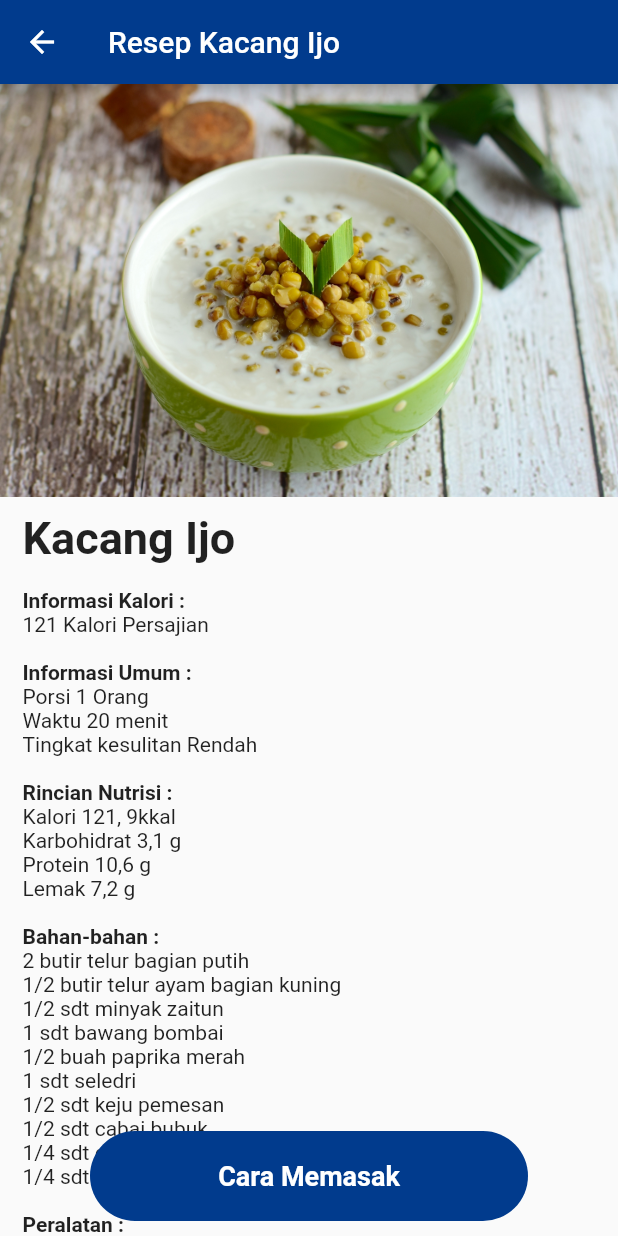
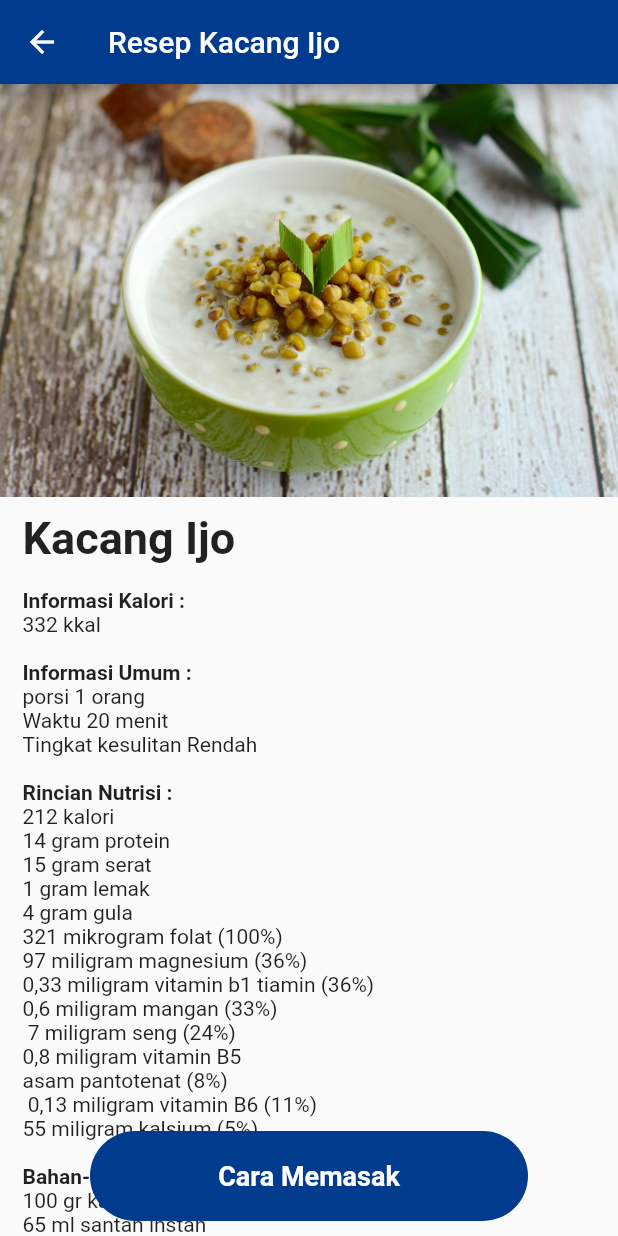
Before and after one commit to zamzamnurahman/bodyGoal-app, a Flutter app: the ResepPage screen opened directly, after a tap on "Kacang Ijo", on a phone screen of 412 x 824 dp. Run offline on Flutter 3.47's test engine with Material 2 defaults, Android fonts, the phone set to English and light mode, and no system bars; Roboto replaces fonts that are missing (Times New Roman).

Commit message:
finish page resep

```diff
--- a/lib/data/resep.dart
+++ b/lib/data/resep.dart
@@ -23,7 +23,7 @@ class ModelResep {
 }
 
 class Resep {
-  static List<ModelResep> getResep() {
+  static List<ModelResep> getResepSarapan() {
     return [
       ModelResep(
           nama: 'Ommelet telur',
@@ -76,40 +76,93 @@ class Resep {
       ModelResep(
           nama: 'Kacang Ijo',
           gambar: 'kacang ijo.jpg',
-        informasiKalori: '121 Kalori Persajian',
+          informasiKalori: '332 kkal',
           informasiUmum: [
-          'Porsi 1 Orang',
+            'porsi 1 orang',
             'Waktu 20 menit',
             'Tingkat kesulitan Rendah',
           ],
           rincianNutrisi: [
-          'Kalori 121, 9kkal',
-          'Karbohidrat 3,1 g',
-          'Protein 10,6 g',
-          'Lemak 7,2 g',
+            '212 kalori',
+            '14 gram protein',
+            '15 gram serat',
+            '1 gram lemak',
+            '4 gram gula',
+            '321 mikrogram folat (100%)',
+            '97 miligram magnesium (36%)',
+            '0,33 miligram vitamin b1 tiamin (36%)',
+            '0,6 miligram mangan (33%)',
+            ' 7 miligram seng (24%)',
+            '0,8 miligram vitamin B5',
+            'asam pantotenat (8%)',
+            ' 0,13 miligram vitamin B6 (11%)',
+            '55 miligram kalsium (5%)'
           ],
           bahanBahan: [
-          '2 butir telur bagian putih',
-          '1/2 butir telur ayam bagian kuning',
-          '1/2 sdt minyak zaitun',
-          '1 sdt bawang bombai',
-          '1/2 buah paprika merah',
-          '1 sdt seledri',
+            '100 gr kacang hijau',
+            '65 ml santan instan',
+            'Selembar daun pandan',
+            'Gula pasir sesuai selera',
+            'Sedikit garam',
+            'Jahe sesuai selera',
             '1/2 sdt keju pemesan',
-          '1/2 sdt cabai bubuk',
-          '1/4 sdt garam',
-          '1/4 sdt merica halus',
+            '650 ml air',
           ],
           peralatan: [
-          'Pisau',
-          'Talenan',
-          'Wajan Tumis',
-          'Spatula',
-          'Kuas',
-          'Kuas',
-          'Mangkuk Stainless (Uk.sedang)',
+            'mangkok',
+            ' sendok',
+            'panci,' ' kompor',
           ],
+          masak: [
+            'Rendam kacang hijau selama 1 jam atau semakin lama lebih baik. Tiriskan kacang hijau.',
+            'Masak air sampai mendidih lalu masukan kacang hijau yang sudah direndam,Kemudian masukan daun pandan dan jahe. Masak dalam air mendidih selama 5 menit. Tutup panci dan matikan api. Diamkan selama 30 menit.',
+            'Nyalakan kembali api dan campurkan santan instan beserta gula pasir. Masak santan instan dan gula pasir selama 7 menit dan aduk terus sambil dicek tingkat kemanisannya.',
+            'Jika sudah pas, matikan api. Bubur kacang hijau siap disajikan.',
+          ],
+          gambarMasak: [
+            'bubur_1.png',
+            'bubur_2.png',
+            'bubur_3.png',
+            'kacang ijo.jpg',
+          ]),
+      ModelResep(
+        nama: 'Nasi Goreng',
+        gambar: 'nasi goreng.jpg',
       )
     ];
   }
+
+  static List<ModelResep>? getResepManis() {
+    return [
+      ModelResep(
+        nama: 'Kue Serabi',
+        gambar: 'serabi.jpg',
+      ),
+      ModelResep(
+        nama: 'klepon',
+        gambar: 'klepon.jpg',
+      ),
+      ModelResep(
+        nama: 'Es Cingcau',
+        gambar: 'cingcau.jpg',
+      ),
+    ];
   }
+
+  static List<ModelResep>? getResep() {
+    return [
+      ModelResep(
+        nama: 'Sate',
+        gambar: 'sate.jpg',
+      ),
+      ModelResep(
+        nama: 'Mie Baso',
+        gambar: 'baso.jpg',
+      ),
+      ModelResep(
+        nama: 'Rujak Buah',
+        gambar: 'rujak.jpg',
+      ),
+    ];
+  }
+}
--- a/lib/homepage_resep.dart
+++ b/lib/homepage_resep.dart
@@ -13,6 +13,8 @@ class ResepPage extends StatefulWidget {
 
 class _ResepPageState extends State<ResepPage> {
   List<ModelResep>? resep = Resep.getResep();
+  List<ModelResep>? resepSarapan = Resep.getResepSarapan();
+  List<ModelResep>? resepManis = Resep.getResepManis();
   @override
   Widget build(BuildContext context) {
     return Scaffold(
@@ -60,15 +62,17 @@ class _ResepPageState extends State<ResepPage> {
             ],
           ),
         ),
-        list_menu(resep),
+        list_menu(resepSarapan, 'Rekomendasi Menu Sarapan'),
+        list_menu(resepManis, 'Rekomendasi  yang suka manis'),
+        listMenu_2(resep, 'Menu Lainnya'),
         const SizedBox(
-          height: 100,
-        )
+          height: 150,
+        ),
       ]),
     );
   }
 
-  Widget list_menu(List? resep) {
+  Widget list_menu(List? resep, String? namaMenu) {
     return Container(
       color: Colors.grey[200],
       child: Column(children: [
@@ -79,8 +83,8 @@ class _ResepPageState extends State<ResepPage> {
               color: Colors.white,
               margin: const EdgeInsets.symmetric(vertical: 5),
               child: ListTile(
-                title: const Text("Rekomendasi Menu Sarapan",
-                    style: TextStyle(fontWeight: FontWeight.bold)),
+                title: Text("$namaMenu",
+                    style: const TextStyle(fontWeight: FontWeight.bold)),
                 trailing: IconButton(
                   icon: const Icon(Icons.arrow_forward_sharp),
                   onPressed: () {},
@@ -125,4 +129,72 @@ class _ResepPageState extends State<ResepPage> {
       ]),
     );
   }
+
+  Widget listMenu_2(List? resep, String? namaMenu) {
+    return Container(
+      color: Colors.grey[200],
+      child: Column(children: [
+        Container(
+          margin: const EdgeInsets.only(top: 5),
+          child: Column(children: [
+            Container(
+              color: Colors.white,
+              margin: const EdgeInsets.symmetric(vertical: 5),
+              child: ListTile(
+                title: Text("$namaMenu",
+                    style: const TextStyle(fontWeight: FontWeight.bold)),
+                trailing: IconButton(
+                  icon: const Icon(Icons.arrow_forward_sharp),
+                  onPressed: () {},
+                ),
+              ),
+            ),
+            Container(
+              color: Colors.white,
+              child: Column(
+                  mainAxisAlignment: MainAxisAlignment.spaceEvenly,
+                  children: List.generate(
+                      resep!.length,
+                      (index) => GestureDetector(
+                            onTap: () {
+                              Navigator.of(context)
+                                  .push(MaterialPageRoute(builder: (context) {
+                                return DetailResep(
+                                  resep: resep[index],
+                                );
+                              }));
+                            },
+                            child: Container(
+                              height: 150,
+                              width: double.infinity,
+                              padding: EdgeInsets.symmetric(horizontal: 20),
+                              decoration: BoxDecoration(
+                                  border: Border.all(
+                                      width: 2,
+                                      color: Colors.grey.withOpacity(0.2))),
+                              child: Row(
+                                  mainAxisAlignment:
+                                      MainAxisAlignment.spaceAround,
+                                  children: [
+                                    Expanded(
+                                      child: Text('${resep[index].nama}',
+                                          textAlign: TextAlign.left,
+                                          style: TextStyle(
+                                              fontSize: 16,
+                                              fontWeight: FontWeight.bold)),
+                                    ),
+                                    Image.asset(
+                                      'assets/images/resep/${resep[index].gambar}',
+                                      fit: BoxFit.cover,
+                                      height: 100,
+                                    ),
+                                  ]),
+                            ),
+                          ))),
+            )
+          ]),
+        )
+      ]),
+    );
+  }
 }
--- a/lib/resep.dart
+++ b/lib/resep.dart
@@ -1,4 +1,5 @@
 import 'package:body_goal_app/data/resep.dart';
+import 'package:body_goal_app/no_data.dart';
 import 'package:body_goal_app/resep_masak.dart';
 import 'package:flutter/material.dart';
 import 'package:flutter/src/foundation/key.dart';
@@ -14,13 +15,15 @@ class DetailResep extends StatelessWidget {
       appBar: AppBar(
           backgroundColor: Color(0xFF013B8D),
           title: Text('Resep ${resep!.nama}')),
-      body: Stack(
+      body: resep!.masak != null
+          ? Stack(
               children: [
                 ListView(
                   children: [
                     Image.asset('assets/images/resep/${resep!.gambar}'),
                     Container(
-                margin: EdgeInsets.symmetric(horizontal: 15, vertical: 10),
+                      margin:
+                          EdgeInsets.symmetric(horizontal: 15, vertical: 10),
                       child: Column(
                         crossAxisAlignment: CrossAxisAlignment.start,
                         children: [
@@ -108,7 +111,8 @@ class DetailResep extends StatelessWidget {
                         }));
                       },
                       child: Container(
-                  margin: EdgeInsets.symmetric(horizontal: 60, vertical: 10),
+                        margin:
+                            EdgeInsets.symmetric(horizontal: 60, vertical: 10),
                         width: double.infinity,
                         height: 60,
                         decoration: BoxDecoration(
@@ -128,7 +132,8 @@ class DetailResep extends StatelessWidget {
                   ],
                 )
               ],
-      ),
+            )
+          : noData(),
     );
   }
 }
--- a/lib/resep_masak.dart
+++ b/lib/resep_masak.dart
@@ -26,8 +26,7 @@ class _ResepMasakState extends State<ResepMasak> {
             mainAxisAlignment: MainAxisAlignment.spaceBetween,
             crossAxisAlignment: CrossAxisAlignment.stretch,
             children: [
-              Container(
-                height: MediaQuery.of(context).size.height / 2,
+              Expanded(
                 child: PageView(
                   controller: _pageC,
                   onPageChanged: (int page) {
```
Also changed, not shown: assets/images/resep/omelet.jpg. Lines whose indentation alone changed are shown as unchanged.
